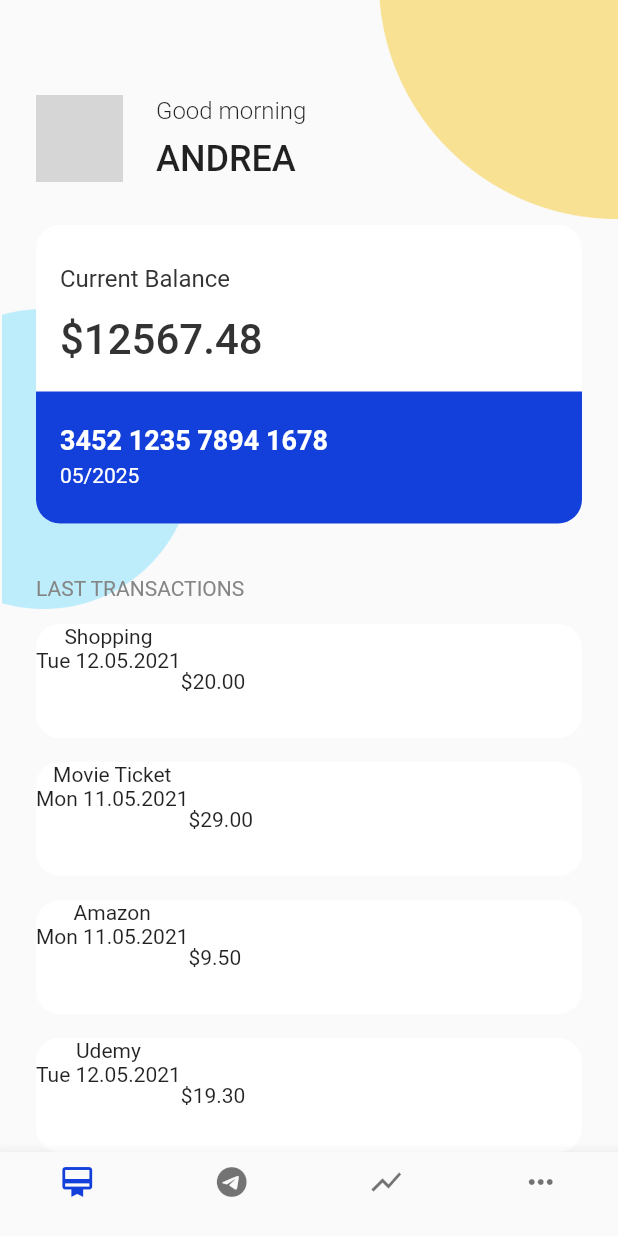
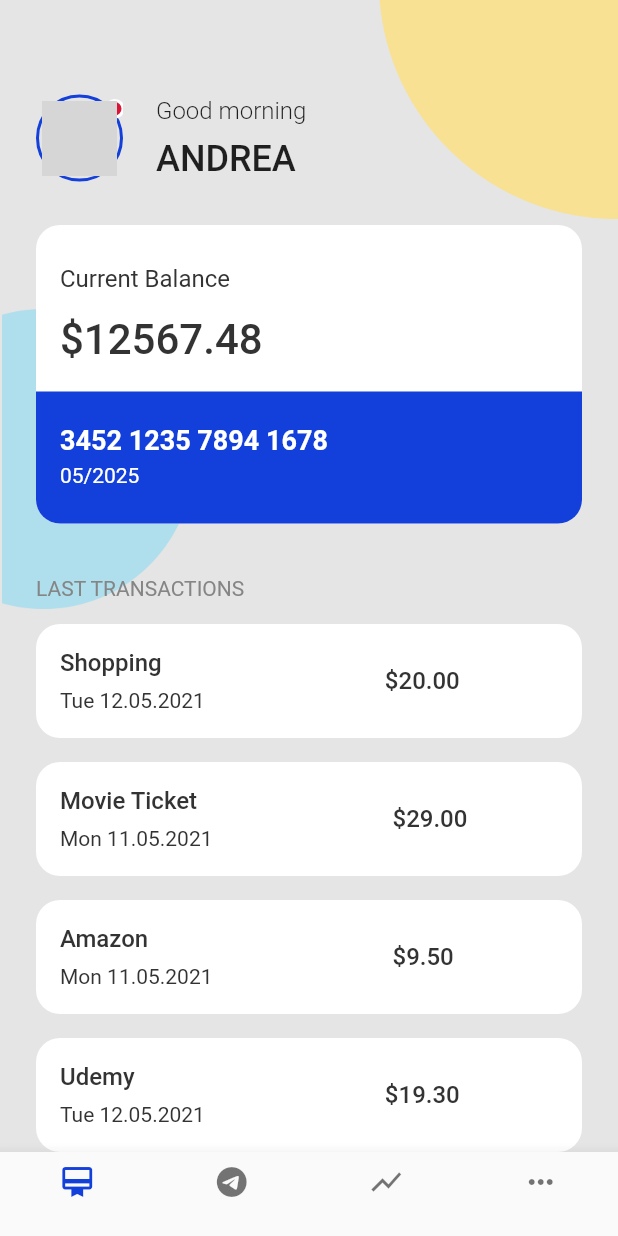
Before and after one commit to sardorergashaliyev/16-Homework, a Flutter app: the screen it shows after launch, on a phone screen of 412 x 824 dp. Run offline on Flutter 3.47's test engine with Material 2 defaults, Android fonts, the phone set to English and light mode, and no system bars; network calls fail; grey boxes are pictures that could not be loaded.

Commit message:
Homework upgraded

```diff
--- a/lib/home_page.dart
+++ b/lib/home_page.dart
@@ -58,6 +58,7 @@ class _MyHomePageState extends State<MyHomePage> {
   @override
   Widget build(BuildContext context) {
     return Scaffold(
+      backgroundColor: const Color(0xffE5E5E5),
       body: SafeArea(
         child: Stack(children: [
           const Positioned(
@@ -86,19 +87,37 @@ class _MyHomePageState extends State<MyHomePage> {
             Row(children: [
               Stack(children: [
                 Container(
-                  decoration: const BoxDecoration(
+                  padding: const EdgeInsets.all(2),
+                  decoration: BoxDecoration(
+                    border:
+                        Border.all(color: const Color(0xff133FDB), width: 2),
                     shape: BoxShape.circle,
                   ),
                   margin: const EdgeInsets.only(top: 63, left: 24),
                   height: 58,
                   width: 58,
-                  child: const Image(
-                    fit: BoxFit.cover,
+                  child: Container(
+                    padding: const EdgeInsets.all(10),
+                    decoration: const BoxDecoration(
+                      shape: BoxShape.circle,
+                      image: DecorationImage(
                         image: NetworkImage(
-                      'https://logobank.uz:8005/media/logos_png/click-01.png',
+                            'https://i.pinimg.com/736x/33/a1/1e/33a11ec7801981f093f10698e251f954.jpg'),
                       ),
                     ),
-                )
+                  ),
+                ),
+                Positioned(
+                    top: 66,
+                    left: 70,
+                    child: Container(
+                      height: 13,
+                      width: 13,
+                      decoration: BoxDecoration(
+                          shape: BoxShape.circle,
+                          color: const Color(0xffDB1337),
+                          border: Border.all(color: Colors.white, width: 2)),
+                    ))
               ]),
               Column(
                 crossAxisAlignment: CrossAxisAlignment.start,
@@ -211,6 +230,7 @@ class _MyHomePageState extends State<MyHomePage> {
                 itemCount: list.length,
                 itemBuilder: (context, index) {
                   return Container(
+                    padding: const EdgeInsets.all(16),
                     margin: const EdgeInsets.only(left: 24, right: 24, top: 16),
                     height: 76,
                     decoration: const BoxDecoration(
@@ -220,16 +240,41 @@ class _MyHomePageState extends State<MyHomePage> {
                       color: Colors.white,
                     ),
                     child: Row(children: [
-                      Column(children: [
+                      Column(
+                          crossAxisAlignment: CrossAxisAlignment.start,
+                          children: [
                             Container(
-                          child: Text(list[index].title),
+                              child: Text(
+                                list[index].title,
+                                style: const TextStyle(
+                                  color: Color(0xff333333),
+                                  fontWeight: FontWeight.w500,
+                                  fontSize: 16,
+                                ),
+                              ),
                             ),
                             Container(
-                          child: Text(list[index].data),
+                              margin: const EdgeInsets.only(top: 8),
+                              child: Text(
+                                list[index].data,
+                                style: const TextStyle(
+                                  color: Color(0xff333333),
+                                  fontWeight: FontWeight.w400,
+                                  fontSize: 14,
+                                ),
+                              ),
                             ),
                           ]),
                       Container(
-                        child: Text(list[index].price),
+                        margin: const EdgeInsets.only(left: 120),
+                        child: Text(
+                          list[index].price,
+                          style: const TextStyle(
+                            color: Color(0xff333333),
+                            fontWeight: FontWeight.w500,
+                            fontSize: 16,
+                          ),
+                        ),
                       ),
                     ]),
                   );
```
Also changed, not shown: lib/telegram_page.dart (+35 -10 lines). Lines whose indentation alone changed are shown as unchanged.
